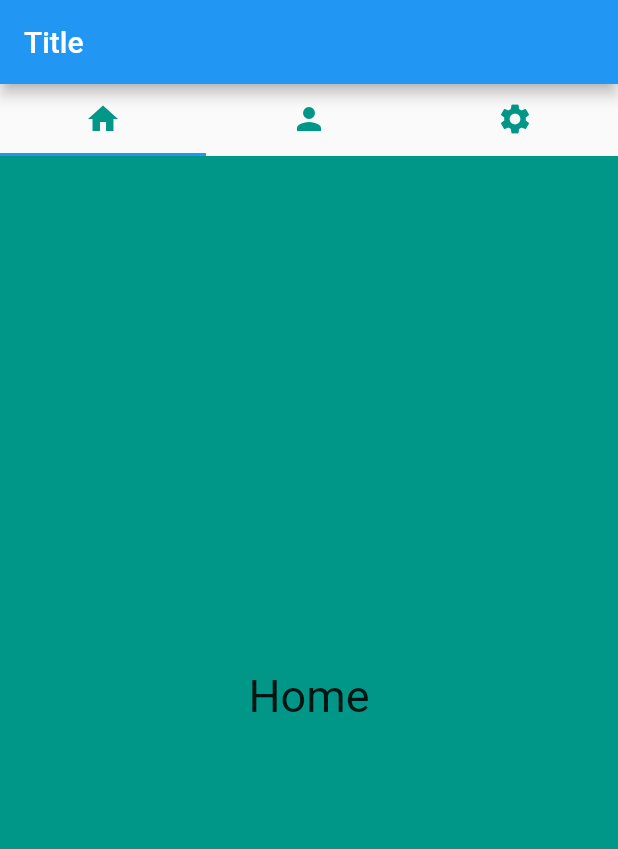
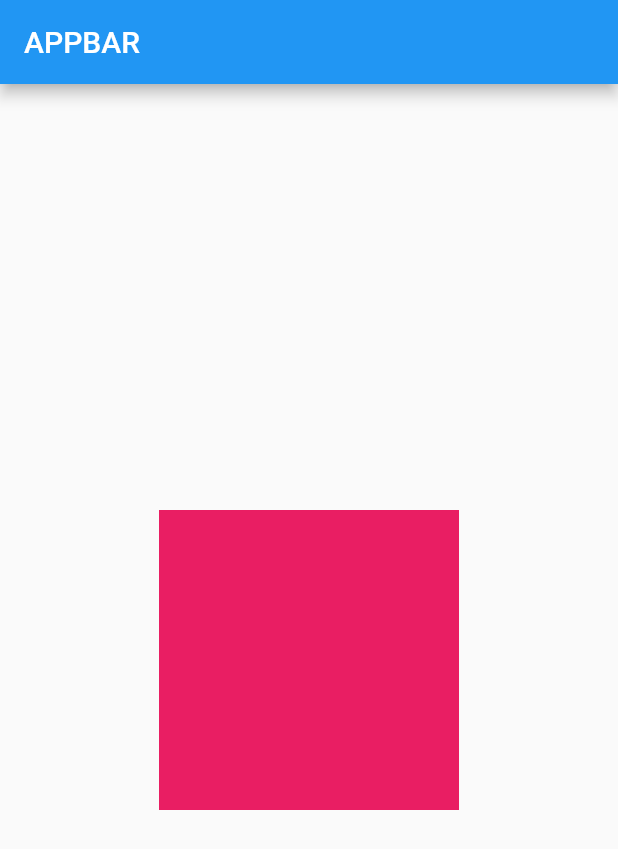
Before and after one commit to dkajolroy/flutter_widgets, a Flutter app: the screen it shows after launch, on a phone screen of 412 x 824 dp. Shown: the top 849 px of the screen. Run offline on Flutter 3.47's test engine with Material 2 defaults, Android fonts, the phone set to English and light mode, and no system bars.

Commit message:
animated container

```diff
--- a/lib/main.dart
+++ b/lib/main.dart
@@ -1,5 +1,5 @@
 import 'package:flutter/material.dart';
-import 'package:flutter_application_01/widgets/tabBar_widget.dart';
+import 'package:flutter_application_01/widgets/animated_container.dart';
 
 void main() {
   runApp(const MyApp());
@@ -10,6 +10,6 @@ class MyApp extends StatelessWidget {
 
   @override
   Widget build(BuildContext context) {
-    return const MaterialApp(home: TabBarWidget());
+    return const MaterialApp(home: AnimatedContainerWidget());
   }
 }
--- /dev/null
+++ b/lib/widgets/animated_container.dart
@@ -0,0 +1,50 @@
+import 'package:flutter/material.dart';
+
+class AnimatedContainerWidget extends StatefulWidget {
+  const AnimatedContainerWidget({super.key});
+
+  @override
+  State<AnimatedContainerWidget> createState() =>
+      AnimatedContainerWidgetState();
+}
+
+class AnimatedContainerWidgetState extends State<AnimatedContainerWidget> {
+  double boxHeight = 200;
+  double boxWidth = 200;
+  double boxRightAlignment = 0;
+  Color boxColor = Colors.pink;
+
+  void _presContainer() {
+    setState(() {
+      boxHeight = 100;
+      boxWidth = 100;
+      boxColor = Colors.teal;
+      boxRightAlignment = 1;
+    });
+  }
+
+  @override
+  Widget build(BuildContext context) {
+    return Scaffold(
+      appBar: AppBar(
+        title: const Text("APPBAR"),
+      ),
+      body: SafeArea(
+          child: Center(
+        child: GestureDetector(
+          onTap: _presContainer,
+          child: AnimatedContainer(
+            duration: const Duration(milliseconds: 400),
+            alignment: Alignment(boxRightAlignment, boxRightAlignment),
+            child: AnimatedContainer(
+              duration: const Duration(milliseconds: 400),
+              height: boxHeight,
+              width: boxWidth,
+              color: boxColor,
+            ),
+          ),
+        ),
+      )),
+    );
+  }
+}
```
